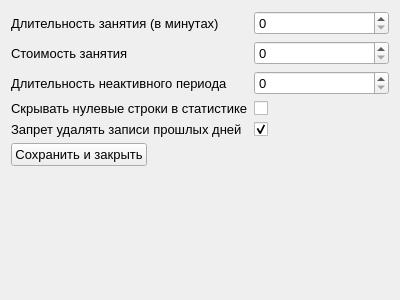
The window that ui_files_py/ui/settings_wnd.ui (IvanBrekman/ClientsPlanner) describes before a commit, drawn with Qt 5.
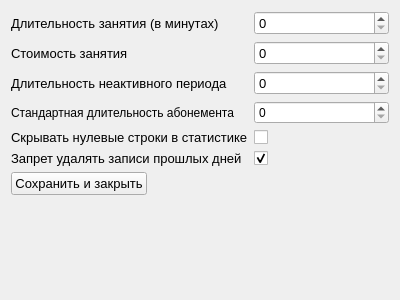
The same window after the commit.

Commit message: added opportunity to update subscription duration when client take pay (customizable). Also added this parameter in settings window

```diff
--- a/ui_files_py/ui/settings_wnd.ui
+++ b/ui_files_py/ui/settings_wnd.ui
@@ -98,7 +98,7 @@
      </property>
     </widget>
    </item>
-   <item row="3" column="0">
+   <item row="4" column="0">
     <widget class="QLabel" name="label_5">
      <property name="font">
       <font>
@@ -111,14 +111,14 @@
      </property>
     </widget>
    </item>
-   <item row="3" column="1">
+   <item row="4" column="1">
     <widget class="QCheckBox" name="hide_zero_rows_chb">
      <property name="text">
       <string/>
      </property>
     </widget>
    </item>
-   <item row="4" column="0">
+   <item row="5" column="0">
     <widget class="QLabel" name="label_3">
      <property name="font">
       <font>
@@ -131,7 +131,7 @@
      </property>
     </widget>
    </item>
-   <item row="4" column="1">
+   <item row="5" column="1">
     <widget class="QCheckBox" name="can_delete_chb">
      <property name="text">
       <string/>
@@ -141,7 +141,7 @@
      </property>
     </widget>
    </item>
-   <item row="5" column="0">
+   <item row="6" column="0">
     <widget class="QPushButton" name="save_btn">
      <property name="font">
       <font>
@@ -154,6 +154,16 @@
      </property>
     </widget>
    </item>
+   <item row="3" column="0">
+    <widget class="QLabel" name="label_6">
+     <property name="text">
+      <string>Стандартная длительность абонемента</string>
+     </property>
+    </widget>
+   </item>
+   <item row="3" column="1">
+    <widget class="QSpinBox" name="abonement_duration_sb"/>
+   </item>
   </layout>
  </widget>
  <resources/>
```
The commit also changes 5 other files.
